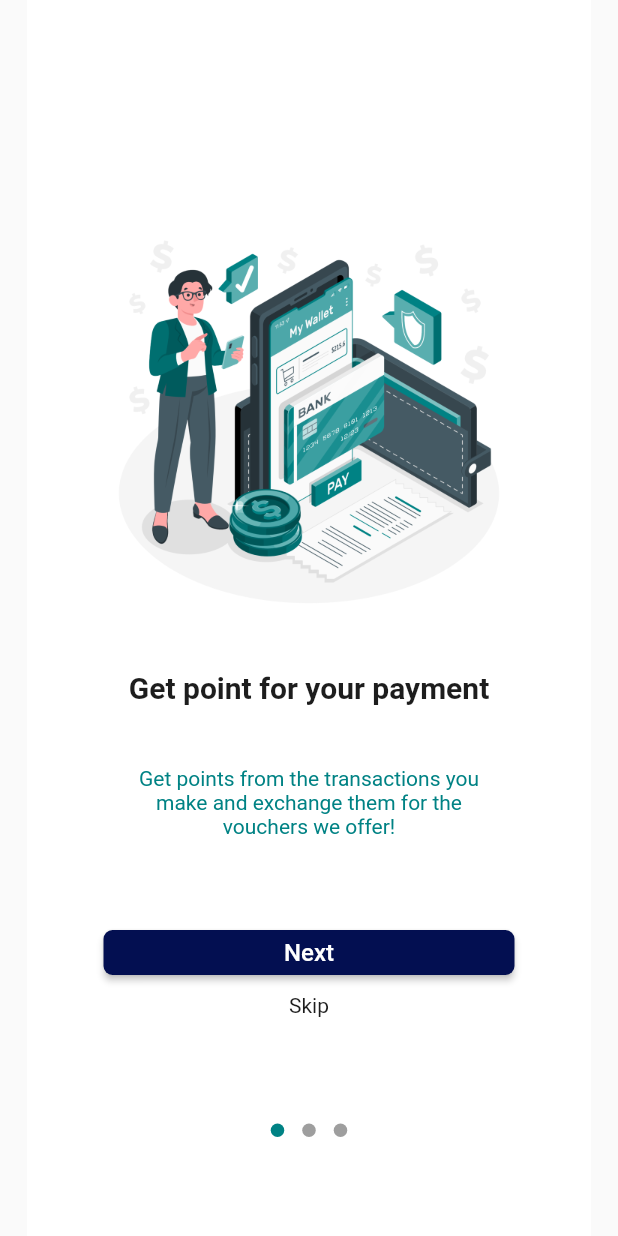
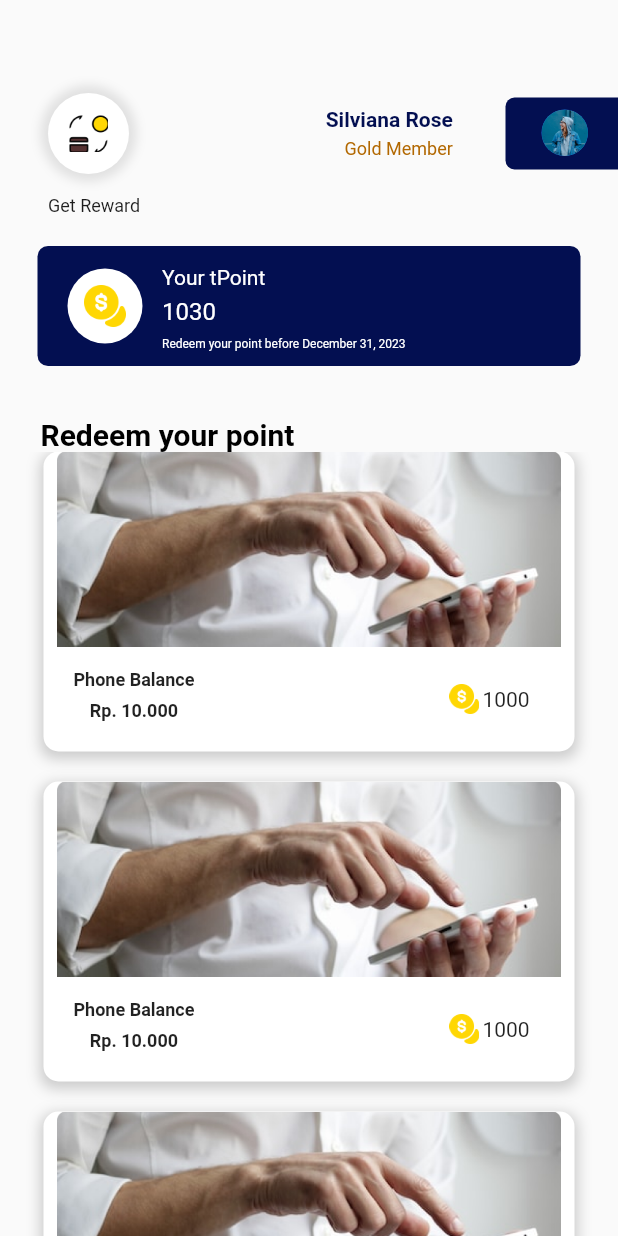
Before and after one commit to Kelompok-14-Loyalty-Point-Agent/Flutter, a Flutter app: the screen it shows after launch, on a phone screen of 412 x 824 dp. Run offline on Flutter 3.47's test engine with Material 2 defaults, Android fonts, the phone set to English and light mode, and no system bars; drawn by our look-alikes of dots_indicator; our stand-ins replace flutter_otp_text_field.

Commit message:
slicing feature get-reward

```diff
--- a/lib/main.dart
+++ b/lib/main.dart
@@ -1,3 +1,6 @@
+import 'package:capstone_14/ui/credit_data_transaction/credit_data_screen.dart';
+import 'package:capstone_14/ui/get_reward/detail_reward_screen.dart';
+import 'package:capstone_14/ui/get_reward/get_reward_screen.dart';
 import 'package:capstone_14/ui/splash_screen/splash_screen.dart';
 import 'package:capstone_14/ui/splash_screen/splash_screen_1.dart';
 import 'package:capstone_14/ui/splash_screen/splash_screen_2.dart';
@@ -16,7 +19,7 @@ class MyApp extends StatelessWidget {
     return MaterialApp(
       debugShowCheckedModeBanner: false,
       //Ganti disini kalau mau coba screen
-      home: const SplashScreen(),
+      home: const GetRewardScreen(),
       // home: const CreditDataScreen(),
       onGenerateRoute: (settings) {
         switch (settings.name) {
--- /dev/null
+++ b/lib/ui/get_reward/get_reward_screen.dart
@@ -0,0 +1,185 @@
+import 'package:capstone_14/ui/get_reward/detail_reward_screen.dart';
+import 'package:capstone_14/widgets/article_box_custom.dart';
+import 'package:capstone_14/widgets/top_bar_page.dart';
+import 'package:flutter/material.dart';
+
+class GetRewardScreen extends StatefulWidget {
+  const GetRewardScreen({Key? key});
+
+  @override
+  _GetRewardScreenState createState() => _GetRewardScreenState();
+}
+
+class _GetRewardScreenState extends State<GetRewardScreen> {
+  @override
+  Widget build(BuildContext context) {
+    return Scaffold(
+      body: Padding(
+        padding: const EdgeInsets.only(top: 62),
+        child: Column(
+          crossAxisAlignment: CrossAxisAlignment.start,
+          children: [
+            TopBarPage(
+              icon: Image.asset(
+                "assets/icons/swap-coin.png",
+                scale: 4,
+              ),
+              useContainer: true,
+            ),
+            const Padding(
+              padding: EdgeInsets.fromLTRB(32, 14, 0, 0),
+              child: Column(
+                crossAxisAlignment: CrossAxisAlignment.start,
+                children: [
+                  Text(
+                    "Get Reward",
+                    style: TextStyle(
+                      fontSize: 12,
+                      fontWeight: FontWeight.w400,
+                      color: Color(0xFF1d1d1d),
+                    ),
+                  ),
+                ],
+              ),
+            ),
+            Padding(
+              padding: const EdgeInsets.symmetric(horizontal: 25, vertical: 10),
+              child: Container(
+                margin: const EdgeInsets.only(top: 10),
+                decoration: BoxDecoration(
+                  borderRadius: BorderRadius.circular(7),
+                  color: const Color(0xFF030F51),
+                ),
+                height: 80,
+                width: double.infinity,
+                child: const Row(
+                  children: [
+                    Padding(
+                      padding: EdgeInsets.only(left: 20),
+                      child: CircleAvatar(
+                        radius: 25,
+                        backgroundColor: Colors.white,
+                        child: Image(
+                          width: 28,
+                          height: 28,
+                          image: AssetImage(
+                            'assets/icons/coin.png',
+                          ),
+                        ),
+                      ),
+                    ),
+                    Padding(
+                      padding: EdgeInsets.only(left: 13, top: 13),
+                      child: Column(
+                        crossAxisAlignment: CrossAxisAlignment.start,
+                        children: [
+                          Text(
+                            'Your tPoint',
+                            style: TextStyle(fontSize: 14, color: Colors.white),
+                          ),
+                          SizedBox(height: 5),
+                          Text(
+                            '1030',
+                            style: TextStyle(fontSize: 16, color: Colors.white),
+                          ),
+                          SizedBox(height: 8),
+                          Text(
+                            'Redeem your point before December 31, 2023',
+                            style: TextStyle(fontSize: 8, color: Colors.white),
+                          ),
+                        ],
+                      ),
+                    ),
+                  ],
+                ),
+              ),
+            ),
+            const Padding(
+              padding: EdgeInsets.only(top: 24, left: 27),
+              child: Text(
+                'Redeem your point',
+                style: TextStyle(
+                    fontSize: 20,
+                    fontWeight: FontWeight.w700,
+                    color: Colors.black),
+              ),
+            ),
+            Expanded(
+              child: Padding(
+                padding: const EdgeInsets.symmetric(horizontal: 0),
+                child: ListView(
+                  children: [
+                    GestureDetector(
+                      onTap: () {
+                        Navigator.push(
+                          context,
+                          MaterialPageRoute(
+                            builder: (context) => const DetailRewardScreen(),
+                          ),
+                        );
+                      },
+                      child: ArticleBox(
+                          images: 'images',
+                          description: 'description',
+                          title: 'title',
+                          price: 'price'),
+                    ),
+                    const SizedBox(height: 20),
+                    GestureDetector(
+                      onTap: () {
+                        Navigator.push(
+                          context,
+                          MaterialPageRoute(
+                            builder: (context) => const DetailRewardScreen(),
+                          ),
+                        );
+                      },
+                      child: ArticleBox(
+                          images: 'images',
+                          description: 'description',
+                          title: 'title',
+                          price: 'price'),
+                    ),
+                    const SizedBox(height: 20),
+                    GestureDetector(
+                      onTap: () {
+                        Navigator.push(
+                          context,
+                          MaterialPageRoute(
+                            builder: (context) => const DetailRewardScreen(),
+                          ),
+                        );
+                      },
+                      child: ArticleBox(
+                          images: 'images',
+                          description: 'description',
+                          title: 'title',
+                          price: 'price'),
+                    ),
+                    const SizedBox(height: 20),
+                    GestureDetector(
+                      onTap: () {
+                        Navigator.push(
+                          context,
+                          MaterialPageRoute(
+                            builder: (context) => const DetailRewardScreen(),
+                          ),
+                        );
+                      },
+                      child: ArticleBox(
+                          images: 'images',
+                          description: 'description',
+                          title: 'title',
+                          price: 'price'),
+                    ),
+                    const SizedBox(height: 20),
+                  ],
+                ),
+              ),
+            )
+          ],
+        ),
+      ),
+    );
+  }
+}
--- /dev/null
+++ b/lib/widgets/article_box_custom.dart
@@ -0,0 +1,88 @@
+import 'package:flutter/material.dart';
+
+class ArticleBox extends StatelessWidget {
+  final String images;
+  final String description;
+  final String title;
+  final String price;
+
+  ArticleBox({
+    required this.images,
+    required this.description,
+    required this.title,
+    required this.price,
+  });
+
+  @override
+  Widget build(BuildContext context) {
+    return Padding(
+      padding: const EdgeInsets.symmetric(horizontal: 29),
+      child: Container(
+        decoration: BoxDecoration(
+            borderRadius: BorderRadius.circular(10),
+            color: Colors.white,
+            boxShadow: [
+              BoxShadow(
+                color: Colors.grey.withOpacity(0.5),
+                spreadRadius: 2,
+                blurRadius: 7,
+                offset: const Offset(0, 3),
+              ),
+            ]),
+        width: 336,
+        height: 200,
+        child: Padding(
+          padding: const EdgeInsets.only(bottom: 20),
+          child: Column(
+            children: [
+              Image.asset(
+                'assets/images/photobox.png',
+                width: 336,
+                height: 130,
+              ),
+              const SizedBox(height: 10),
+              Row(
+                children: [
+                  const Padding(
+                    padding: EdgeInsets.only(left: 20, top: 5),
+                    child: Column(
+                      children: [
+                        Text(
+                          'Phone Balance',
+                          style: TextStyle(
+                            fontSize: 12,
+                            fontWeight: FontWeight.bold,
+                          ),
+                        ),
+                        SizedBox(height: 7),
+                        Text(
+                          'Rp. 10.000',
+                          style: TextStyle(
+                            fontSize: 12,
+                            fontWeight: FontWeight.bold,
+                          ),
+                        ),
+                      ],
+                    ),
+                  ),
+                  Padding(
+                    padding: const EdgeInsets.only(left: 170, top: 10),
+                    child: Image.asset(
+                      'assets/icons/coin.png',
+                      width: 20,
+                      height: 20,
+                    ),
+                  ),
+                  const Padding(
+                    padding: EdgeInsets.only(top: 10, left: 2),
+                    child: Text('1000'),
+                  )
+                ],
+              ),
+            ],
+          ),
+        ),
+      ),
+    );
+  }
+}
```
Also changed, not shown: lib/ui/get_reward/detail_reward_screen.dart (added, +174 -0 lines), assets/icons/coin.png (added), assets/icons/contact.png (added), assets/icons/forgot-password.png (added), assets/icons/new-password.png (added), assets/icons/success.png (added), assets/icons/swap-coin.png (added), assets/icons/verify-email.png (added), assets/images/coin.png (added), assets/images/photobox.png (added).
